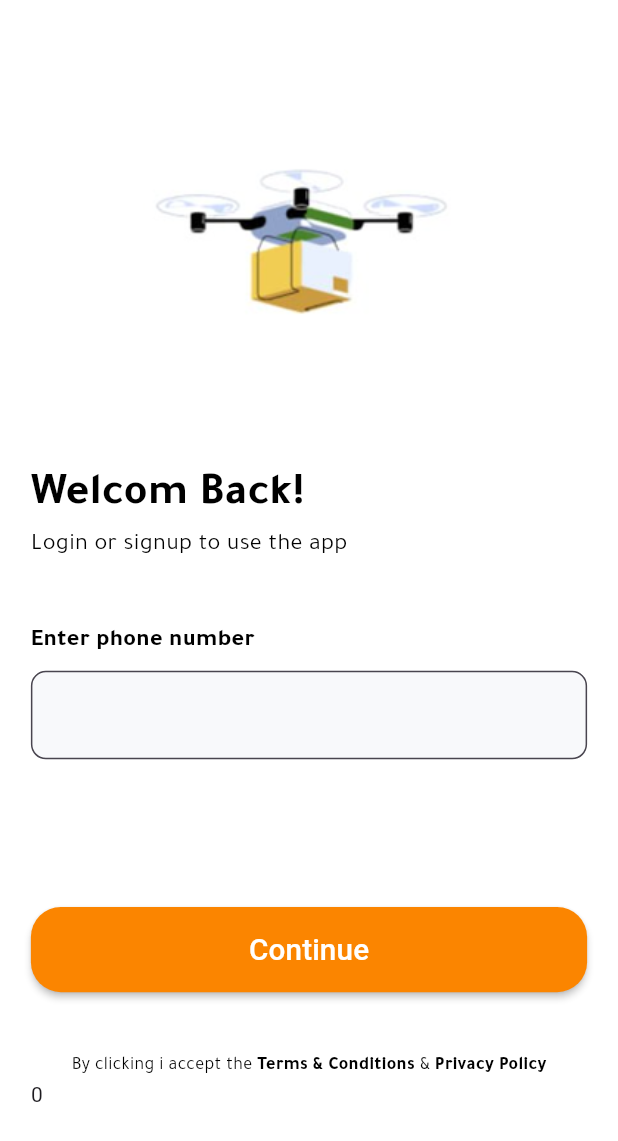
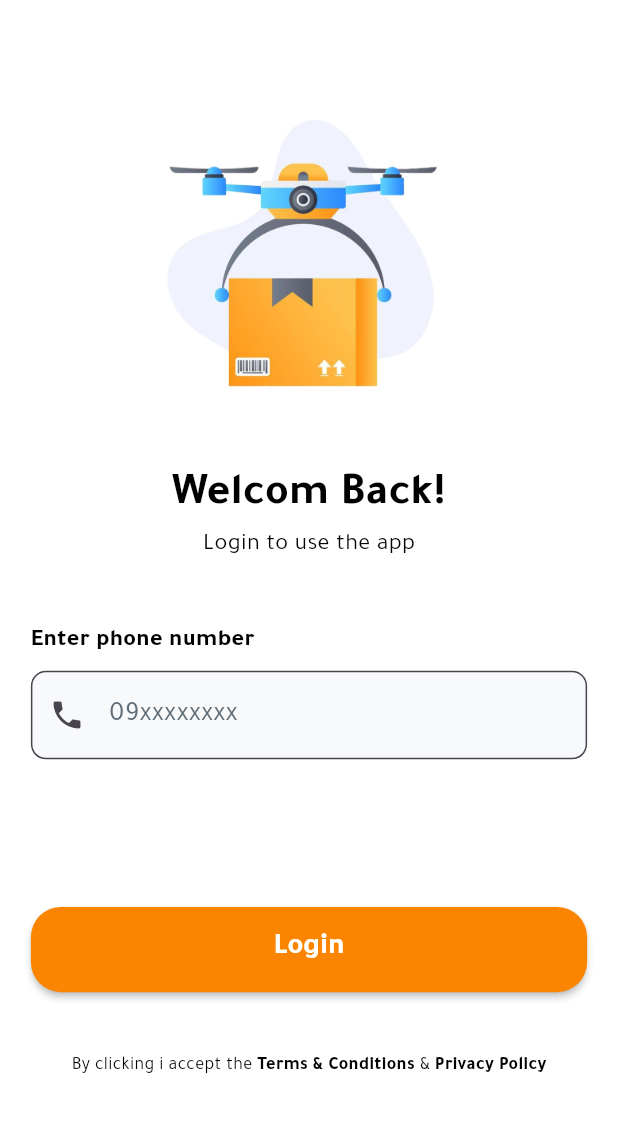
Before and after one commit to NGPTechWorld/Programming_Languages_Mobile_24-25, a Flutter app: the screen it shows after launch, on a phone screen of 412 x 824 dp. Shown: the top 1141 px of the screen. Run offline on Flutter 3.47's test engine with Material 3 defaults, Android fonts, the phone set to English and light mode, and no system bars; our stand-ins replace dio, flutter_svg, get, get_storage, shared_preferences; missing offline and left inert: data_connection_checker_tv; accounts and stored records are empty.

Commit message:
clean code login page

```diff
--- a/lib/app/app.dart
+++ b/lib/app/app.dart
@@ -3,7 +3,6 @@ import 'package:get/get_navigation/src/root/get_material_app.dart';
 import 'package:ngpiteapp/app/config/translation_app.dart';
 import 'package:ngpiteapp/app/config/values_manager.dart';
 import 'package:ngpiteapp/screens/login_page/login_page_logic.dart';
-import 'package:ngpiteapp/screens/start_page/start_page.dart';
 import 'package:ngpiteapp/screens/login_page/login_page.dart';
 
 class App extends StatelessWidget {
--- a/lib/app/config/string_manager.dart
+++ b/lib/app/config/string_manager.dart
@@ -12,6 +12,7 @@ class StringManager {
   static const String termsAndConditions = "termsAndConditions";
   static const String privacyPolicy = "privacyPolicy";
   static const String andSign = "andSign";
+  static const String subTiltleLogin = "subTiltleLogin";
   // OTP
   static const String emailVerification = "emailVerification";
 
--- a/lib/app/config/translation_app.dart
+++ b/lib/app/config/translation_app.dart
@@ -19,13 +19,14 @@ class TranslationApp implements Translations {
           StringManager.login: "تسجيل الدخول",
 
           // OTP / log in
-          StringManager.GetStarted : "أهلا وسهلا",
-          StringManager.LoginOrSignUp : "قم بتسجيل الدخول في حال كان لديك حساب، او قم بإنشاء حساب جديد",
-          StringManager.enterPhoneNumber : "أدخل رقم الهاتف",
-          StringManager.byClicking : "بالضغط على الزر فأنا أوافق على ",
-          StringManager.termsAndConditions : "الشروط والأحكام",
-          StringManager.andSign : " و ",
-          StringManager.privacyPolicy : "سياسة الخصوصية",
+          StringManager.GetStarted: "أهلا وسهلا",
+          StringManager.LoginOrSignUp:
+              "قم بتسجيل الدخول في حال كان لديك حساب، او قم بإنشاء حساب جديد",
+          StringManager.enterPhoneNumber: "أدخل رقم الهاتف",
+          StringManager.byClicking: "بالضغط على الزر فأنا أوافق على ",
+          StringManager.termsAndConditions: "الشروط والأحكام",
+          StringManager.andSign: " و ",
+          StringManager.privacyPolicy: "سياسة الخصوصية",
           //Login
           StringManager.dontHaveAccount: "ليس لديك حساب في التطبيق",
           StringManager.errorisEmpty: "هذا الحقل فارغ",
@@ -33,6 +34,7 @@ class TranslationApp implements Translations {
           StringManager.errorPasswordIsMin: "يجب ان تكون أكثر من 6 خانات",
           StringManager.errorPasswordIsPatern:
               "يجب ان تحوي أحرف كبيرة وصغيرة وأرقام",
+          StringManager.subTiltleLogin: "قم بتسجيل الدخول لإسختدام التطبيق",
           //Error
           StringManager.strNoInternetError: "لا يوجد انترنت",
           //success
@@ -52,15 +54,15 @@ class TranslationApp implements Translations {
           StringManager.confirmPassword: "Password Confirm",
           StringManager.userName: "Username",
           StringManager.login: "Login",
-
+          StringManager.subTiltleLogin: "Login to use the app",
           // OTP / log in
-          StringManager.GetStarted : "Welcom Back!",
-          StringManager.LoginOrSignUp : "Login or signup to use the app ",
-          StringManager.enterPhoneNumber : "Enter phone number",
-          StringManager.byClicking : "By clicking i accept the ",
-          StringManager.termsAndConditions : "Terms & Conditions",
-          StringManager.andSign : " & ",
-          StringManager.privacyPolicy : "Privacy Policy",
+          StringManager.GetStarted: "Welcom Back!",
+          StringManager.LoginOrSignUp: "Login or signup to use the app ",
+          StringManager.enterPhoneNumber: "Enter phone number",
+          StringManager.byClicking: "By clicking i accept the ",
+          StringManager.termsAndConditions: "Terms & Conditions",
+          StringManager.andSign: " & ",
+          StringManager.privacyPolicy: "Privacy Policy",
           //Login
           StringManager.dontHaveAccount: "Dont have account",
           StringManager.errorisEmpty: "This field is empty",
--- a/lib/screens/custom_widgets/default_button.dart
+++ b/lib/screens/custom_widgets/default_button.dart
@@ -2,11 +2,15 @@ import 'package:flutter/material.dart';
 import 'package:ngpiteapp/app/config/color_manager.dart';
 import 'package:ngpiteapp/app/config/values_manager.dart';
 
-
 class DefaultButton extends StatelessWidget {
   const DefaultButton(
-      {super.key, required this.text, required this.press, this.loading});
+      {super.key,
+      required this.text,
+      required this.press,
+      this.loading,
+      required this.style});
   final String text;
+  final TextStyle style;
   final VoidCallback press;
   final bool? loading;
   @override
@@ -14,7 +18,7 @@ class DefaultButton extends StatelessWidget {
     return MaterialButton(
       onPressed: loading == true ? () {} : press,
       minWidth: double.infinity,
-      height:  getProportionateScreenHeight(56),
+      height: getProportionateScreenHeight(56),
       shape: RoundedRectangleBorder(borderRadius: BorderRadius.circular(20)),
       color: ColorManager.firstColor,
       child: loading == true
@@ -23,9 +27,7 @@ class DefaultButton extends StatelessWidget {
             )
           : Text(
               text,
-              style: TextStyle(
-                  color: Colors.white,
-                  fontSize: getProportionateScreenWidth(18)),
+              style: style,
             ),
     );
   }
--- a/lib/screens/login_page/login_page.dart
+++ b/lib/screens/login_page/login_page.dart
@@ -1,63 +1,33 @@
 import 'package:flutter/material.dart';
 import 'package:get/get.dart';
-import 'package:ngpiteapp/app/config/string_manager.dart';
-import 'package:ngpiteapp/app/config/style_manager.dart';
-import 'package:ngpiteapp/screens/custom_widgets/bottun_custom.dart';
-import 'package:ngpiteapp/screens/custom_widgets/default_button.dart';
-import 'package:ngpiteapp/screens/custom_widgets/text_field_custom.dart';
+import 'package:ngpiteapp/screens/login_page/widgets/input_login.dart';
+import 'package:ngpiteapp/screens/login_page/widgets/submit_login.dart';
+import 'package:ngpiteapp/screens/login_page/widgets/title_login.dart';
 import 'package:ngpiteapp/screens/otp_page/otp_page.dart';
-import 'package:ngpiteapp/screens/otp_page/otp_page_logic.dart';
-import '../../../app/config/assets_manager.dart';
 import 'package:ngpiteapp/app/config/color_manager.dart';
 import 'package:ngpiteapp/app/config/values_manager.dart';
-import 'package:ngpiteapp/data/enums/loading_state_enum.dart';
-import 'package:ngpiteapp/screens/custom_widgets/error_nointernet.dart';
 import 'package:ngpiteapp/screens/login_page/login_page_logic.dart';
-
-
-// TODO : add hint , 09 , check if it is a number , textfiled design , spacing
 
 class LoginPage extends GetView<LoginPageController> {
   const LoginPage({super.key});
-
 
   @override
   Widget build(BuildContext context) {
     return SafeArea(
       child: Scaffold(
         backgroundColor: ColorManager.whiteColor,
-        body: Obx(
-          () => SingleChildScrollView(
+        body: SingleChildScrollView(
           child: Padding(
-              padding: EdgeInsets.all(AppSizeScreen.screenWidth*0.05),
+            padding: EdgeInsets.all(AppSizeScreen.screenWidth * 0.05),
             child: Column(
               crossAxisAlignment: CrossAxisAlignment.start,
               mainAxisAlignment: MainAxisAlignment.start,
               children: [
-                  SizedBox(height: AppSizeScreen.screenHeight * 0.05,),
-                  Center(
-                    child: Image.asset(
-                      AssetsManager.droneImage,
-                      fit: BoxFit.contain,
-                      width: AppSizeScreen.screenWidth / 1.8,
-                      height: AppSizeScreen.screenHeight / 4,
-                    ),
-                  ),
-                  SizedBox(height: AppSizeScreen.screenHeight * 0.05,),
-                  Text(StringManager.GetStarted.tr , style: StyleManager.h1_Bold()),
-                  Text(StringManager.LoginOrSignUp.tr, style: StyleManager.body01_Regular() ),
-                  SizedBox(height: AppSizeScreen.screenHeight * 0.05,),
-                  Text(StringManager.enterPhoneNumber.tr, style: StyleManager.body01_Semibold()),
-                  PhoneNumberField(controller: controller),
-                  SizedBox(height: AppSizeScreen.screenHeight * 0.1,),
-                  DefaultButton(press: () {
-                    Get.to(()=>OtpPage() , binding: OtpPageBinding());
-                  }, text: "Continue", loading: false,),
-                  SizedBox(height: AppSizeScreen.screenHeight * 0.05,),
+                TitleLogin(),
+                InputLogin(),
+                SubmitLogin(),
                 TermsAndPrivacy(),
-                  Container(child: Text("${controller.x.value}"),)
               ],
-              ),
             ),
           ),
         ),
@@ -65,41 +35,3 @@ class LoginPage extends GetView<LoginPageController> {
     );
   }
 }
-
-class TermsAndPrivacy extends StatelessWidget {
-  const TermsAndPrivacy({
-    super.key,
-  });
-
-  @override
-  Widget build(BuildContext context) {
-    return Row(
-      mainAxisAlignment: MainAxisAlignment.center,
-      children: [
-
-    Text(StringManager.byClicking.tr, style: StyleManager.body01_Regular(fontsize: AppSize.s12)),
-    InkWell(child: Text(StringManager.termsAndConditions.tr , style: StyleManager.body01_Semibold(fontsize: AppSize.s12),)),
-    Text(StringManager.andSign.tr, style: StyleManager.body01_Regular(fontsize: AppSize.s12)),
-    InkWell(child: Text(StringManager.privacyPolicy.tr , style: StyleManager.body01_Semibold(fontsize: AppSize.s12),)),
-    ],);
-  }
-}
-
-class PhoneNumberField extends StatelessWidget {
-  const PhoneNumberField({
-    super.key,
-    required this.controller,
-  });
-
-  final LoginPageController controller;
-
-  @override
-  Widget build(BuildContext context) {
-    return TextFieldCustom(
-        controller: controller.textEditingController,
-        title: "" ,
-        isNumberPhone: true,
-        keyboardType: TextInputType.number,
-        );
-  }
-}
--- a/lib/screens/login_page/login_page_logic.dart
+++ b/lib/screens/login_page/login_page_logic.dart
@@ -1,10 +1,8 @@
-
 import 'package:flutter/material.dart';
 import 'package:get/get.dart';
-import 'package:ngpiteapp/app/services/local_storage/cache_services_with_sharedpreferences.dart';
-import 'package:ngpiteapp/data/enums/app_state_enum.dart';
-import 'package:ngpiteapp/data/repositories/auth_repositories.dart';
-import 'package:ngpiteapp/data/enums/loading_state_enum.dart';
+
+import 'package:ngpiteapp/screens/otp_page/otp_page.dart';
+import 'package:ngpiteapp/screens/otp_page/otp_page_logic.dart';
 
 class LoginPageBinding extends Bindings {
   @override
@@ -14,7 +12,9 @@ class LoginPageBinding extends Bindings {
 }
 
 class LoginPageController extends GetxController {
-   late TextEditingController textEditingController  = Get.put(TextEditingController());
-   var x = 0.obs;
+  final numberPhoneController = TextEditingController();
 
+  login() {
+    Get.to(() => OtpPage(), binding: OtpPageBinding());
+  }
 }
--- /dev/null
+++ b/lib/screens/login_page/widgets/input_login.dart
@@ -0,0 +1,33 @@
+import 'package:flutter/material.dart';
+import 'package:ngpiteapp/app/config/string_manager.dart';
+import 'package:ngpiteapp/app/config/style_manager.dart';
+import 'package:ngpiteapp/app/config/values_manager.dart';
+import 'package:ngpiteapp/screens/custom_widgets/text_field_custom.dart';
+import 'package:ngpiteapp/screens/login_page/login_page_logic.dart';
+import 'package:get/get.dart';
+
+class InputLogin extends GetView<LoginPageController> {
+  const InputLogin({super.key});
+
+  @override
+  Widget build(BuildContext context) {
+    return Column(
+      crossAxisAlignment: CrossAxisAlignment.start,
+      mainAxisAlignment: MainAxisAlignment.start,
+      children: [
+        Text(StringManager.enterPhoneNumber.tr,
+            style: StyleManager.body01_Semibold()),
+        TextFieldCustom(
+          controller: controller.numberPhoneController,
+          title: "09xxxxxxxx",
+          isNumberPhone: true,
+          keyboardType: TextInputType.number,
+          prefixIcon: Icon(Icons.phone),
+        ),
+        SizedBox(
+          height: AppSizeScreen.screenHeight * 0.1,
+        ),
+      ],
+    );
+  }
+}
--- /dev/null
+++ b/lib/screens/login_page/widgets/submit_login.dart
@@ -0,0 +1,28 @@
+import 'package:flutter/material.dart';
+import 'package:ngpiteapp/app/config/string_manager.dart';
+import 'package:get/get.dart';
+import 'package:ngpiteapp/app/config/style_manager.dart';
+import 'package:ngpiteapp/app/config/values_manager.dart';
+import 'package:ngpiteapp/screens/custom_widgets/default_button.dart';
+import 'package:ngpiteapp/screens/login_page/login_page_logic.dart';
+
+class SubmitLogin extends GetView<LoginPageController> {
+  const SubmitLogin({super.key});
+
+  @override
+  Widget build(BuildContext context) {
+    return Column(
+      children: [
+        DefaultButton(
+          press: () => controller.login,
+          text: StringManager.login.tr,
+          style: StyleManager.h3_Bold(color: Colors.white),
+          loading: false,
+        ),
+        SizedBox(
+          height: AppSizeScreen.screenHeight * 0.05,
+        ),
+      ],
+    );
+  }
+}
--- /dev/null
+++ b/lib/screens/login_page/widgets/title_login.dart
@@ -0,0 +1,38 @@
+import 'package:flutter/material.dart';
+import 'package:ngpiteapp/app/config/assets_manager.dart';
+import 'package:ngpiteapp/app/config/string_manager.dart';
+import 'package:ngpiteapp/app/config/style_manager.dart';
+import 'package:ngpiteapp/app/config/values_manager.dart';
+import 'package:get/get.dart';
+
+class TitleLogin extends StatelessWidget {
+  const TitleLogin({super.key});
+
+  @override
+  Widget build(BuildContext context) {
+    return Column(
+      children: [
+        SizedBox(
+          height: AppSizeScreen.screenHeight * 0.05,
+        ),
+        Center(
+          child: Image.asset(
+            AssetsManager.droneImage,
+            fit: BoxFit.contain,
+            width: AppSizeScreen.screenWidth / 1.8,
+            height: AppSizeScreen.screenHeight / 4,
+          ),
+        ),
+        SizedBox(
+          height: AppSizeScreen.screenHeight * 0.05,
+        ),
+        Text(StringManager.GetStarted.tr, style: StyleManager.h1_Bold()),
+        Text(StringManager.subTiltleLogin.tr,
+            style: StyleManager.body01_Regular()),
+        SizedBox(
+          height: AppSizeScreen.screenHeight * 0.05,
+        ),
+      ],
+    );
+  }
+}
```
Also changed, not shown: lib/screens/login_page/widgets/terms_and_pivacy.dart (added, +34 -0 lines), lib/screens/otp_page/otp_page.dart (+41 -39 lines), assets/drone.png, 2 other files. Lines whose indentation alone changed are shown as unchanged.
